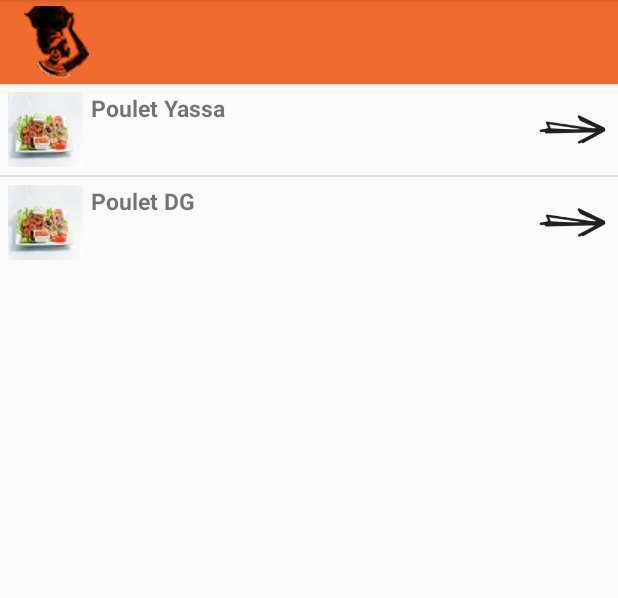
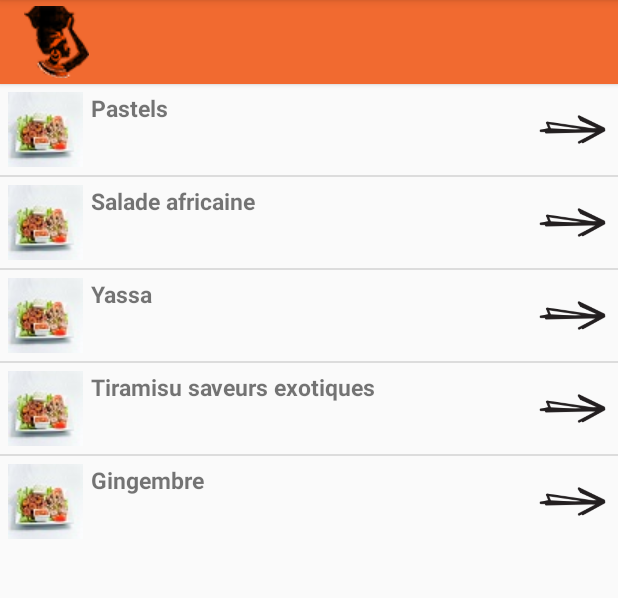
Before and after one commit to steevex35/JamboApp, an Android app: the screen it shows after launch (MainActivity), on a phone screen of 412 x 824 dp, the part 84-682 px from its top. Run offline under Robolectric (Android 15) with nearby library versions, the phone set to English and light mode, and no system bars; 1 statement that could not run was skipped.

Commit message:
listview ok

```diff
--- a/app/src/main/java/com/steevesobiangndam/jamboapp/MainActivity.java
+++ b/app/src/main/java/com/steevesobiangndam/jamboapp/MainActivity.java
@@ -48,12 +48,6 @@ public class MainActivity extends ActionBarActivity {
         setSupportActionBar(toolbar);
         toolbar.setLogo(R.drawable.tool_icon);
         getSupportActionBar().setTitle(Html.fromHtml("<center><font color='#ffffff'> Jambo</font></center>"));
-        //toolbar.setLogo(R.drawable.ic_logo);
-        //ActionBar actionBar = getSupportActionBar();
-        //actionBar.setLogo(R.drawable.logoJambo);
-        //actionBar.setDisplayUseLogoEnabled(true);
-        //actionBar.setBackgroundDrawable(new ColorDrawable(Color.parseColor("#F16A30")));
-        //actionBar.setDisplayShowHomeEnabled(true);
     }
 
     /**
@@ -81,13 +75,13 @@ public class MainActivity extends ActionBarActivity {
                         R.id.list_item_plats_textview,
                         //Forecast data
                         listPlats);
-        ListView listView = (ListView) findViewById(R.id.listView_plats);
+
         //listView.setAdapter(mForecastAdapter);
 
         JSONObject plat1 = new JSONObject();
         try {
             plat1.put("id", "1");
-            plat1.put("nom", "Poulet Yassa");
+            plat1.put("nom", "Pastels");
         } catch (JSONException e) {
             // TODO Auto-generated catch block
             e.printStackTrace();
@@ -96,15 +90,73 @@ public class MainActivity extends ActionBarActivity {
         JSONObject plat2 = new JSONObject();
         try {
             plat2.put("id", "2");
-            plat2.put("nom", "Poulet DG");
+            plat2.put("nom", "Salade africaine");
+        } catch (JSONException e) {
+            // TODO Auto-generated catch block
+            e.printStackTrace();
+        }
+        JSONObject plat3 = new JSONObject();
+        try {
+            plat3.put("id", "3");
+            plat3.put("nom", "Yassa");
+        } catch (JSONException e) {
+            // TODO Auto-generated catch block
+            e.printStackTrace();
+        }
+        JSONObject plat4 = new JSONObject();
+        try {
+            plat4.put("id", "4");
+            plat4.put("nom", "Pundu");
         } catch (JSONException e) {
             // TODO Auto-generated catch block
             e.printStackTrace();
         }
 
+        JSONObject plat5 = new JSONObject();
+        try {
+            plat4.put("id", "5");
+            plat4.put("nom", "Tieboudiem");
+        } catch (JSONException e) {
+            // TODO Auto-generated catch block
+            e.printStackTrace();
+        }
+        JSONObject plat6 = new JSONObject();
+        try {
+            plat4.put("id", "6");
+            plat4.put("nom", "Bissap");
+        } catch (JSONException e) {
+            // TODO Auto-generated catch block
+            e.printStackTrace();
+        }
+
+        JSONObject plat7 = new JSONObject();
+        try {
+            plat7.put("id", "7");
+            plat7.put("nom", "Gingembre");
+        } catch (JSONException e) {
+            // TODO Auto-generated catch block
+            e.printStackTrace();
+        }
+        JSONObject plat8 = new JSONObject();
+        try {
+            plat4.put("id", "8");
+            plat4.put("nom", "Tiramisu saveurs exotiques");
+        } catch (JSONException e) {
+            // TODO Auto-generated catch block
+            e.printStackTrace();
+        }
+
+
         JSONArray jsonArrayPlats = new JSONArray();
         jsonArrayPlats.put(plat1);
         jsonArrayPlats.put(plat2);
+        jsonArrayPlats.put(plat3);
+        jsonArrayPlats.put(plat4);
+        jsonArrayPlats.put(plat5);
+        jsonArrayPlats.put(plat6);
+        jsonArrayPlats.put(plat7);
+        jsonArrayPlats.put(plat8);
+
 
         for (int i =0; i<jsonArrayPlats.length();i++){
             HashMap<String, String> hmap= new HashMap<String, String>();
@@ -115,14 +167,16 @@ public class MainActivity extends ActionBarActivity {
 
                 hmap.put("id",id);
                 hmap.put("nom",nom);
+                listHashVoyage.add(hmap);
             } catch (JSONException e) {
                 e.printStackTrace();
             }
 
-            listHashVoyage.add(hmap);
+
         }
         // rajouter les plats dans la hashMap pour ensuite les afficher avec la listView
 
+        final ListView listView = (ListView) findViewById(R.id.listView_plats);
         PlatAdapter platAdapter = new PlatAdapter(this,R.layout.list_row,listHashVoyage,this);
         listView.setAdapter(platAdapter);
         listView.setOnItemClickListener(new AdapterView.OnItemClickListener() {
```
